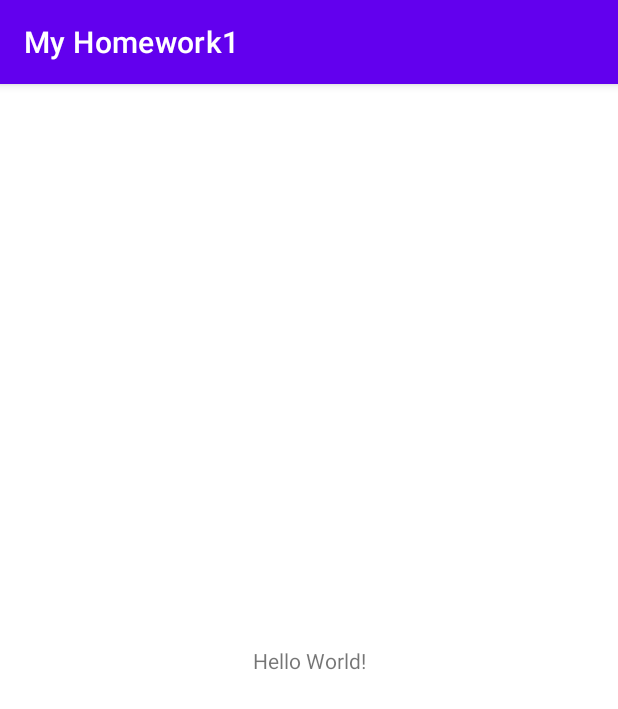
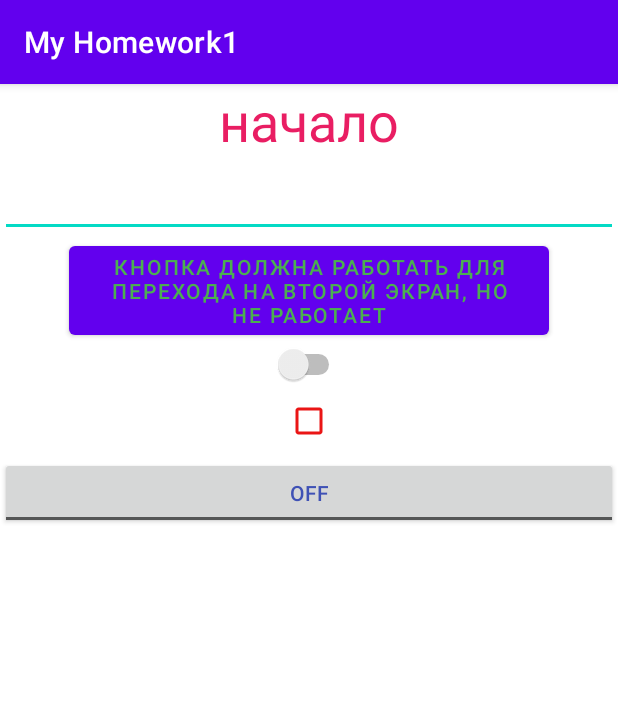
Before and after one commit to SergTaranenko/MyHWApp, an Android app: the screen it shows after launch (MainActivity), on a phone screen of 412 x 824 dp. Shown: the top 709 px of the screen. Run offline under Robolectric (Android 15) with nearby library versions, the phone set to English and light mode, and no system bars.

Commit message:
кнопка для перехода на второй макет не работает, не сообразил как связать макеты

```diff
--- a/app/src/main/AndroidManifest.xml
+++ b/app/src/main/AndroidManifest.xml
@@ -12,10 +12,9 @@
         <activity android:name=".MainActivity">
             <intent-filter>
                 <action android:name="android.intent.action.MAIN" />
-
                 <category android:name="android.intent.category.LAUNCHER" />
             </intent-filter>
         </activity>
-    </application>
+       </application>
 
 </manifest>
--- a/app/src/main/java/com/example/myhomework1/MainActivity.java
+++ b/app/src/main/java/com/example/myhomework1/MainActivity.java
@@ -2,13 +2,23 @@ package com.example.myhomework1;
 
 import androidx.appcompat.app.AppCompatActivity;
 
+import android.content.Intent;
 import android.os.Bundle;
+import android.view.View;
 
 public class MainActivity extends AppCompatActivity {
 
     @Override
     protected void onCreate(Bundle savedInstanceState) {
         super.onCreate(savedInstanceState);
-        setContentView(R.layout.activity_main);
+        setContentView(R.layout.actvity2_main);
     }
+
+    public void Click(View view) {
+                    //Создаем переход:
+                Intent intent=new Intent(MainActivity.this,R.layout.activity_3);
+                //Запускаем его при нажатии:
+                startActivity(intent);
+            }
+
 }
--- a/app/src/main/res/layout/activity_main.xml
+++ /dev/null
@@ -1,18 +0,0 @@
-<?xml version="1.0" encoding="utf-8"?>
-<androidx.constraintlayout.widget.ConstraintLayout xmlns:android="http://schemas.android.com/apk/res/android"
-    xmlns:app="http://schemas.android.com/apk/res-auto"
-    xmlns:tools="http://schemas.android.com/tools"
-    android:layout_width="match_parent"
-    android:layout_height="match_parent"
-    tools:context=".MainActivity">
-
-    <TextView
-        android:layout_width="wrap_content"
-        android:layout_height="wrap_content"
-        android:text="Hello World!"
-        app:layout_constraintBottom_toBottomOf="parent"
-        app:layout_constraintLeft_toLeftOf="parent"
-        app:layout_constraintRight_toRightOf="parent"
-        app:layout_constraintTop_toTopOf="parent" />
-
-</androidx.constraintlayout.widget.ConstraintLayout>
--- /dev/null
+++ b/app/src/main/res/layout/actvity2_main.xml
@@ -0,0 +1,58 @@
+<?xml version="1.0" encoding="utf-8"?>
+<LinearLayout xmlns:android="http://schemas.android.com/apk/res/android"
+    xmlns:app="http://schemas.android.com/apk/res-auto"
+    xmlns:tools="http://schemas.android.com/tools"
+    android:orientation="vertical"
+    android:layout_width="match_parent"
+    android:layout_height="match_parent">
+
+    <TextView
+        android:layout_width="wrap_content"
+        android:layout_height="wrap_content"
+        android:layout_gravity="center"
+        android:textAlignment="center"
+        android:textColor="#E91E63"
+        android:textSize="36sp"
+        android:visibility="visible"
+        android:text="начало" />
+
+    <EditText
+        android:layout_width="match_parent"
+        android:layout_height="wrap_content"
+        android:layout_gravity="center"
+        android:textAlignment="center"
+        android:textColor="#4CAF50"
+        android:textSize="24sp"
+        android:visibility="visible"/>
+
+    <Button
+        android:layout_width="wrap_content"
+        android:layout_height="wrap_content"
+        android:layout_gravity="center"
+        android:text="Кнопка должна работать для перехода на второй экран, но не работает"
+        android:textColor="#4CAF50"
+        app:iconTint="#601B32"
+        app:strokeColor="#673AB7"
+        android:onClick="Click"/>
+
+    <Switch
+        android:layout_width="wrap_content"
+        android:layout_height="wrap_content"
+        android:layout_gravity="center" />
+
+    <CheckBox
+        style="@style/Widget.AppCompat.CompoundButton.CheckBox"
+        android:layout_width="match_parent"
+        android:layout_height="wrap_content"
+        android:buttonTint="#EA1515" />
+
+    <ToggleButton
+        android:layout_width="match_parent"
+        android:layout_height="wrap_content"
+        android:textColor="#3F51B5" />
+
+
+
+
+
+</LinearLayout>
```
Also changed, not shown: app/src/main/res/layout/activity_3.xml (added, +69 -0 lines).
